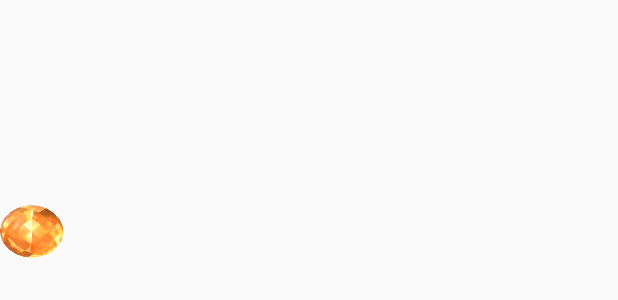
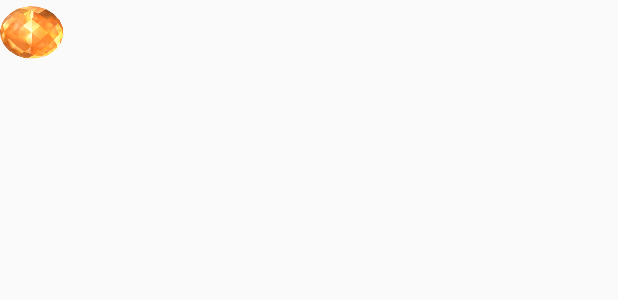
Before and after one commit to interruping/GrowthBookApp, an Android app: the layout fragment_mileage.xml on its own in the app's theme, with its tools: preview values and no code run, on a phone screen of 412 x 824 dp. Shown: the top 300 px of the screen. Run offline under Robolectric (Android 15) with nearby library versions, the light colour scheme and no system bars.

Commit message:
Merge branch 'master' of https://github.com/interruping/GrowthBookApp into geun_young_lim
# Conflicts:
#	app/build/generated/source/r/debug/android/support/v7/appcompat/R.java
#	app/build/generated/source/r/debug/kr/ac/dju/growthbookapp/R.java
#	app/build/intermediates/blame/res/debug/single/layout.json
#	app/build/intermediates/incremental/mergeDebugAndroidTestResources/compile-file-map.properties
#	app/build/intermediates/incremental/mergeDebugResources/compile-file-map.properties
#	app/build/intermediates/incremental/mergeDebugResources/merger.xml
#	app/build/intermediates/res/resources-debug.ap_
#	app/build/intermediates/symbols/debug/R.txt

```diff
--- a/app/src/main/res/layout/fragment_mileage.xml
+++ b/app/src/main/res/layout/fragment_mileage.xml
@@ -38,9 +38,8 @@
         android:layout_width="wrap_content"
         android:layout_height="wrap_content"
         app:srcCompat="@drawable/bronze_rank"
-        app:layout_constraintTop_toTopOf="@+id/mileage_swiperefreshlayout"
-        android:layout_marginTop="78dp"
-        tools:layout_editor_absoluteX="144dp" />
+        tools:layout_editor_absoluteX="144dp"
+        tools:layout_editor_absoluteY="133dp" />
 
 
 </kr.ac.dju.growthbookapp.NavigationBaseLayout>
```
Also changed, not shown: app/src/main/res/drawable-hdpi/close_icon.png (added), app/src/main/res/drawable-mdpi/close_icon.png (added), app/src/main/res/drawable-xhdpi/close_icon.png (added), app/src/main/res/drawable-xxhdpi/close_icon.png (added), 14 other files.
